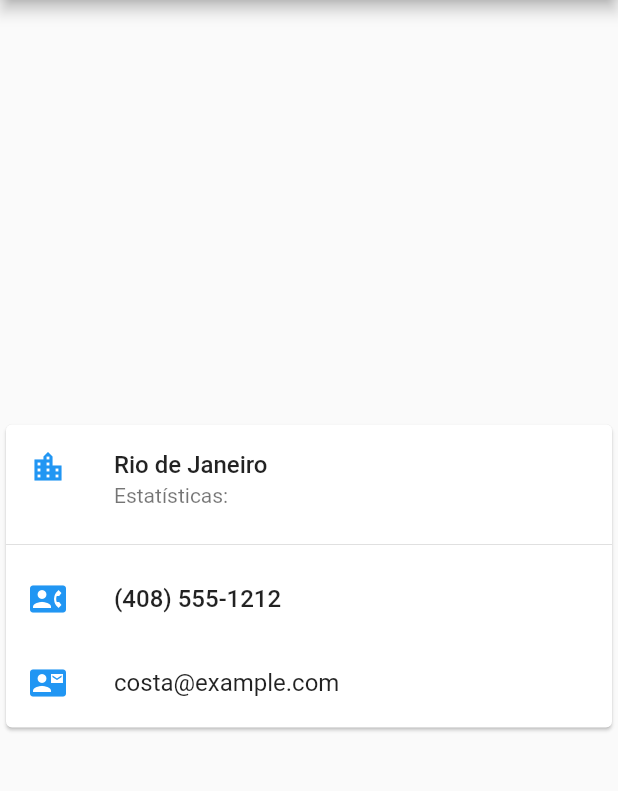
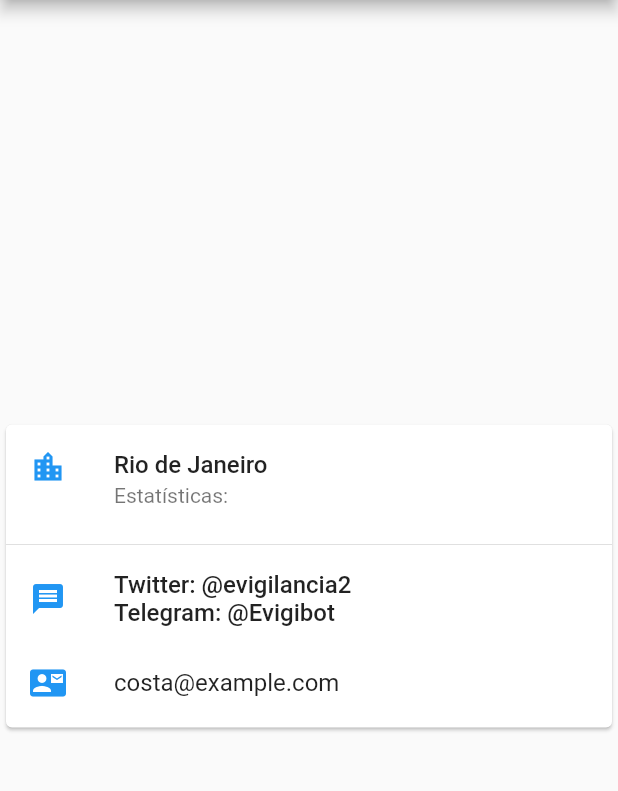
Before and after one commit to AlertaDengue/Infodengue-app, a Flutter app: the screen it shows after launch, on a phone screen of 412 x 824 dp, the part 84-875 px from its top. Run offline on Flutter 3.47's test engine with Material 2 defaults, Android fonts, the phone set to English and light mode, and no system bars.

```diff
--- a/lib/main.dart
+++ b/lib/main.dart
@@ -1,8 +1,6 @@
 import 'package:flutter/material.dart';
 import 'package:flutter/services.dart';
 import 'package:infodengue_app/splashscreen.dart';
-
-
 
 void main() => runApp(MyApp());
 
@@ -43,12 +41,8 @@ class MyHomePage extends StatefulWidget {
 
   final String title;
 
-
-
   @override
   _MyHomePageState createState() => _MyHomePageState();
-
-
 }
 
 class _MyHomePageState extends State<MyHomePage> {
@@ -71,7 +65,6 @@ class _MyHomePageState extends State<MyHomePage> {
     super.initState();
     SystemChrome.setEnabledSystemUIOverlays(SystemUiOverlay.values);
   }
-
 
   @override
   Widget build(BuildContext context) {
@@ -113,6 +106,7 @@ class _MyHomePageState extends State<MyHomePage> {
       ),
     );
   }
+
   Widget _buildCard() => SizedBox(
         // This widget represents the state cards.
         // Must read data from infodengue website.
@@ -121,8 +115,7 @@ class _MyHomePageState extends State<MyHomePage> {
           child: Column(
             children: [
               ListTile(
-            title: Text('Rio de Janeiro',
-                style: TextStyle(fontWeight: FontWeight.w500)),
+                title: Text('Rio de Janeiro', style: TextStyle(fontWeight: FontWeight.w500)),
                 subtitle: Text('Estatísticas:'),
                 leading: Icon(
                   Icons.location_city,
@@ -131,10 +124,9 @@ class _MyHomePageState extends State<MyHomePage> {
               ),
               Divider(),
               ListTile(
-            title: Text('(408) 555-1212',
-                style: TextStyle(fontWeight: FontWeight.w500)),
+                title: Text('Twitter: @evigilancia2\nTelegram: @Evigibot', style: TextStyle(fontWeight: FontWeight.w500)),
                 leading: Icon(
-              Icons.contact_phone,
+                  Icons.message,
                   color: Colors.blue[500],
                 ),
               ),
```
Lines whose indentation alone changed are shown as unchanged.
